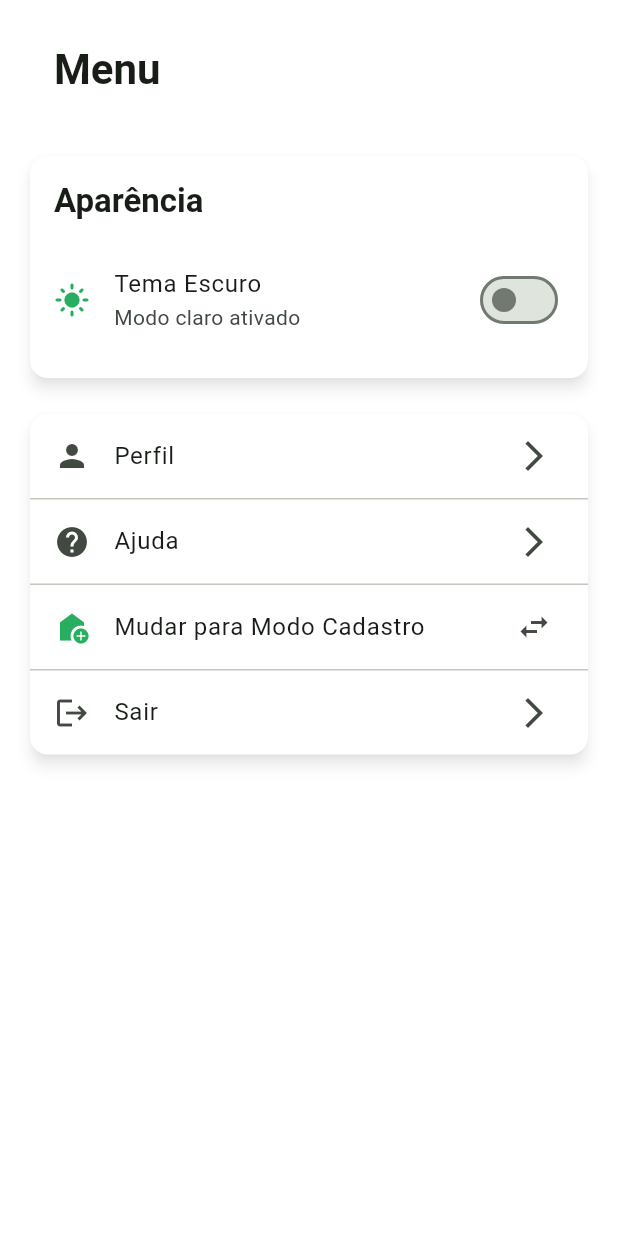
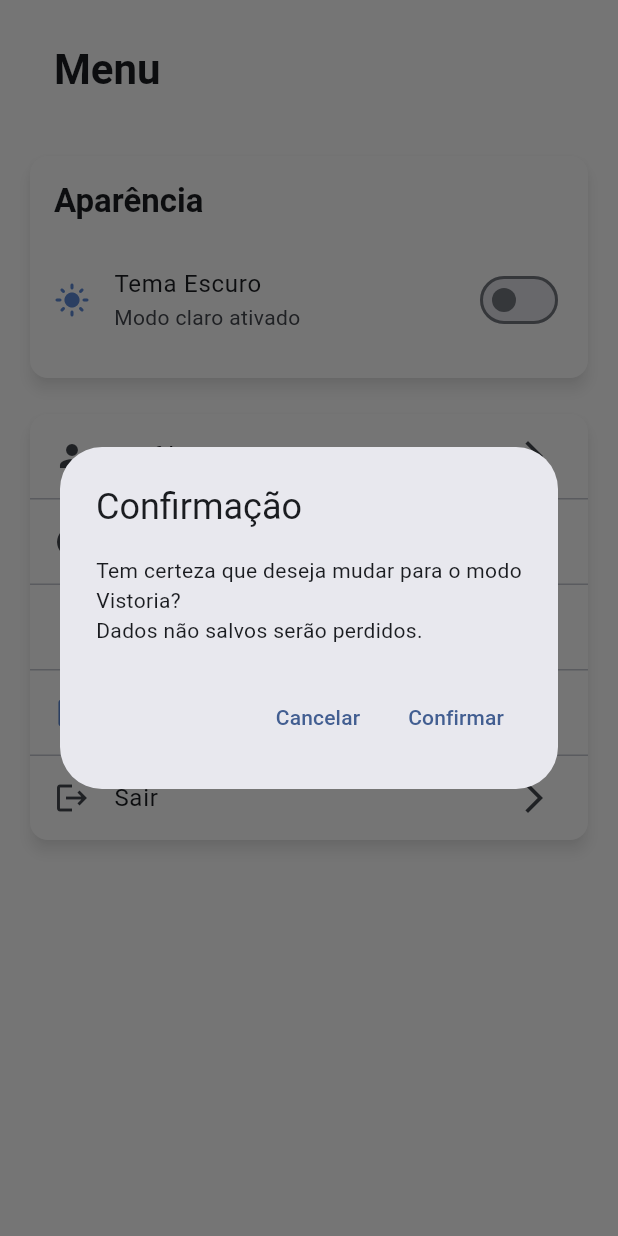
Before and after one commit to adalbertocarv/ponto_taxi_df, a Flutter app: the Menu screen opened directly, after a tap on "Mudar para Modo Vistoria", on a phone screen of 412 x 824 dp. Run offline on Flutter 3.47's test engine with Material 3 defaults, Android fonts, the light colour scheme and no system bars; our stand-ins replace audioplayers, curved_navigation_bar, flutter_map, flutter_speed_dial, geolocator, latlong2 and 2 more; missing offline and left inert: flutter_confetti; accounts and stored records are empty.

Commit message:
-janela de dialogo para confirmacao_modo_app.dart -direcionamento para a tela sobre

```diff
--- a/lib/views/screens/menu.dart
+++ b/lib/views/screens/menu.dart
@@ -7,6 +7,7 @@ import 'package:provider/provider.dart';
 import '../../controllers/modo_app_controller.dart';
 import '../../providers/themes/tema_provider.dart';
 import '../../providers/autenticacao/auth_provider.dart';
+import '../widgets/confirmacao_modo_app.dart';
 import '../widgets/multi_clique.dart';
 
 class Menu extends StatelessWidget {
@@ -66,7 +67,9 @@ class Menu extends StatelessWidget {
                           themeProvider.toggleTheme();
                         },
                         secondary: Icon(
-                          themeProvider.isDarkMode ? Icons.dark_mode : Icons.light_mode,
+                          themeProvider.isDarkMode
+                              ? Icons.dark_mode
+                              : Icons.light_mode,
                           color: themeProvider.primaryColor,
                         ),
                       ),
@@ -86,9 +89,8 @@ class Menu extends StatelessWidget {
                       title: const Text('Perfil'),
                       trailing: const Icon(Icons.arrow_forward_ios),
                       onTap: () {
-                        Navigator.push(
-                          context, MaterialPageRoute(builder: (context) => Perfil())
-                        );
+                        Navigator.push(context,
+                            MaterialPageRoute(builder: (context) => Perfil()));
                       },
                     ),
                     const Divider(height: 1),
@@ -97,13 +99,27 @@ class Menu extends StatelessWidget {
                       title: const Text('Ajuda'),
                       trailing: const Icon(Icons.arrow_forward_ios),
                       onTap: () {
-                        Navigator.push(context, MaterialPageRoute(builder: (context) => Ajuda()));
+                        Navigator.push(context,
+                            MaterialPageRoute(builder: (context) => Ajuda()));
                       },
                     ),
                     const Divider(height: 1),
                     ListTile(
+                      leading: const Icon(Icons.app_shortcut),
+                      title: const Text('Sobre'),
+                      trailing: const Icon(Icons.arrow_forward_ios),
+                      onTap: () {
+                        Navigator.push(context,
+                            MaterialPageRoute(builder: (context) => Sobre()));
+                      },
+                    ),
+                    const Divider(height: 1),
+                    // ListTile para mudança de modo com diálogo de confirmação
+                    ListTile(
                         leading: Icon(
-              modoApp.isCadastro ? Icons.assignment_turned_in_rounded : Icons.add_home,
+                          modoApp.isCadastro
+                              ? Icons.assignment_turned_in_rounded
+                              : Icons.add_home,
                           color: themeProvider.primaryColor,
                         ),
                         title: Text(
@@ -114,16 +130,17 @@ class Menu extends StatelessWidget {
                         ),
                         trailing: const Icon(Icons.swap_horiz),
                         onTap: () {
-              if (modoApp.isCadastro) {
-                modoApp.selecionarModoVistoria();
-                themeProvider.setModoApp(ModoApp.vistoria);
-              } else {
-                modoApp.selecionarModoCadastro();
-                themeProvider.setModoApp(ModoApp.cadastro);
-              }
-            },
-          ),
-                    const Divider(height: 1,),
+                          // Exibe o diálogo de confirmação quando o item for tocado
+                          showDialog(
+                              context: context,
+                              builder: (BuildContext context) {
+                                return ConfirmacaoDialog(
+                                  modoApp: modoApp,
+                                  themeProvider: themeProvider,
+                                );
+                              });
+                        }),
+                    const Divider(height: 1),
                     ListTile(
                       leading: const Icon(Icons.logout),
                       title: const Text('Sair'),
@@ -131,11 +148,12 @@ class Menu extends StatelessWidget {
                       onTap: () {
                         authProvider.logout();
                         Navigator.of(context).pushAndRemoveUntil(
-                          MaterialPageRoute(builder: (context) => LoginScreen()),
+                          MaterialPageRoute(
+                              builder: (context) => LoginScreen()),
                           (Route<dynamic> route) => false,
                         );
                       },
-                    )
+                    ),
                   ],
                 ),
               ),
--- /dev/null
+++ b/lib/views/widgets/confirmacao_modo_app.dart
@@ -0,0 +1,54 @@
+import 'package:flutter/material.dart';
+import 'package:provider/provider.dart';
+import '../../controllers/mapa_controller.dart';
+import '../../controllers/modo_app_controller.dart';
+import '../../providers/themes/tema_provider.dart';
+
+class ConfirmacaoDialog extends StatelessWidget {
+  final ModoAppController modoApp;
+  final ThemeProvider themeProvider;
+
+  const ConfirmacaoDialog({
+    super.key,
+    required this.modoApp,
+    required this.themeProvider,
+  });
+
+  @override
+  Widget build(BuildContext context) {
+    final mapaController = context.watch<MapaController>();
+
+    return AlertDialog(
+      title: const Text('Confirmação'),
+      content: Text(
+        'Tem certeza que deseja mudar para o modo ${modoApp.isCadastro ? 'Vistoria' : 'Cadastro'}?\n'
+            'Dados não salvos serão perdidos.',
+      ),
+      actions: <Widget>[
+        TextButton(
+          style: TextButton.styleFrom(textStyle: Theme.of(context).textTheme.labelLarge),
+          child: const Text('Cancelar'),
+          onPressed: () {
+            Navigator.of(context).pop(); // Fechar o diálogo sem fazer nada
+          },
+        ),
+        TextButton(
+          style: TextButton.styleFrom(textStyle: Theme.of(context).textTheme.labelLarge),
+          child: const Text('Confirmar'),
+          onPressed: () {
+            Navigator.of(context).pop(); // Fechar o diálogo
+            mapaController.desfazerUltimoPonto();
+            // Realiza a troca de modo após confirmação
+            if (modoApp.isCadastro) {
+              modoApp.selecionarModoVistoria();
+              themeProvider.setModoApp(ModoApp.vistoria);
+            } else {
+              modoApp.selecionarModoCadastro();
+              themeProvider.setModoApp(ModoApp.cadastro);
+            }
+          },
+        ),
+      ],
+    );
+  }
+}
```
Also changed, not shown: lib/views/widgets/sub_menu.dart (+27 -17 lines). Lines whose indentation alone changed are shown as unchanged.
